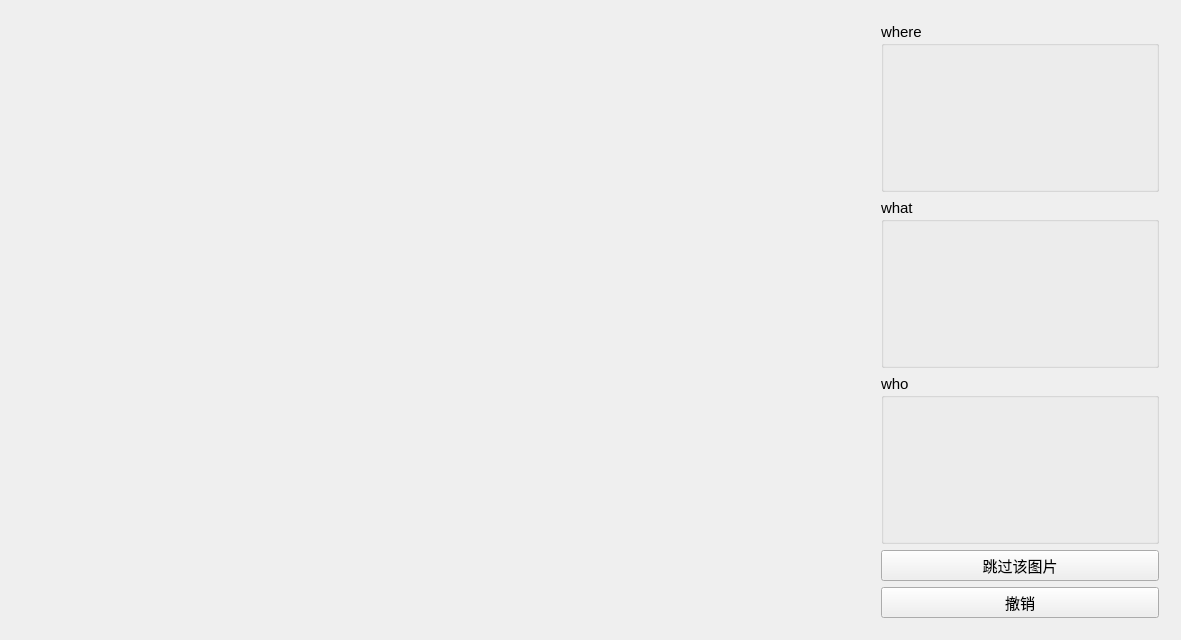
Qt form mainwidget.ui (zonekey/img_classifier_prepare) before a commit.
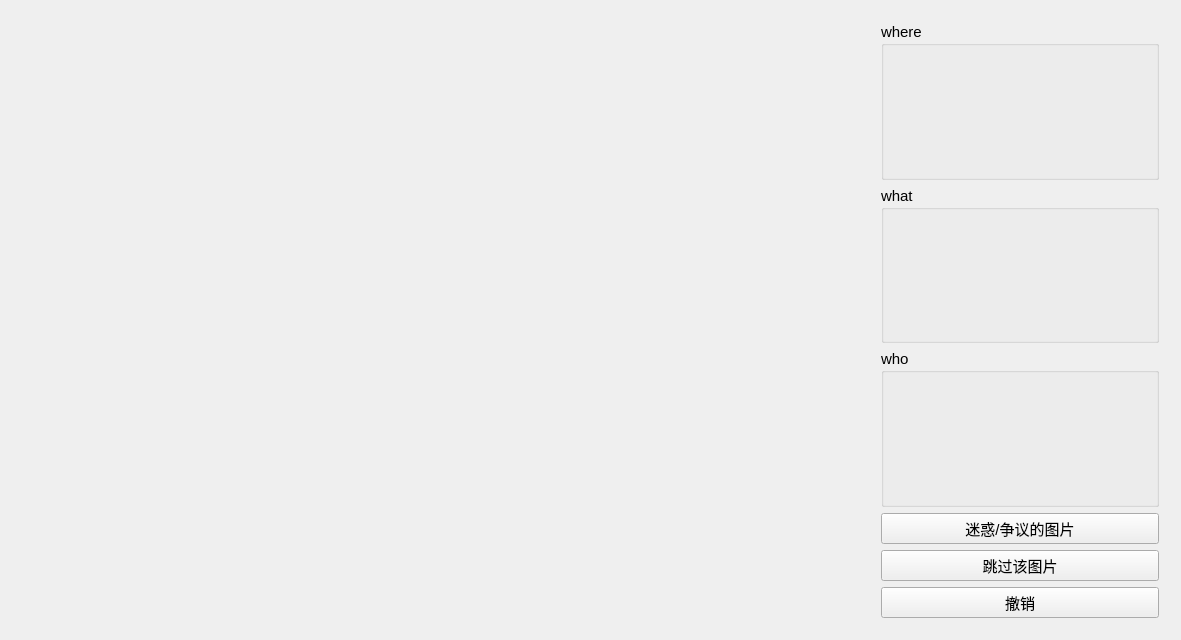
The same form after that commit.

Commit message: 新增“迷惑争议类别”，保存到 confused 目录中

Patch:
```diff
--- a/mainwidget.ui
+++ b/mainwidget.ui
@@ -78,6 +78,13 @@
           </item>
          </layout>
         </item>
+        <item>
+         <widget class="QPushButton" name="pushButton_confused">
+          <property name="text">
+           <string>迷惑/争议的图片</string>
+          </property>
+         </widget>
+        </item>
         <item>
          <widget class="QPushButton" name="pushButton_skip">
           <property name="text">
```
The commit also changes 2 other files.
